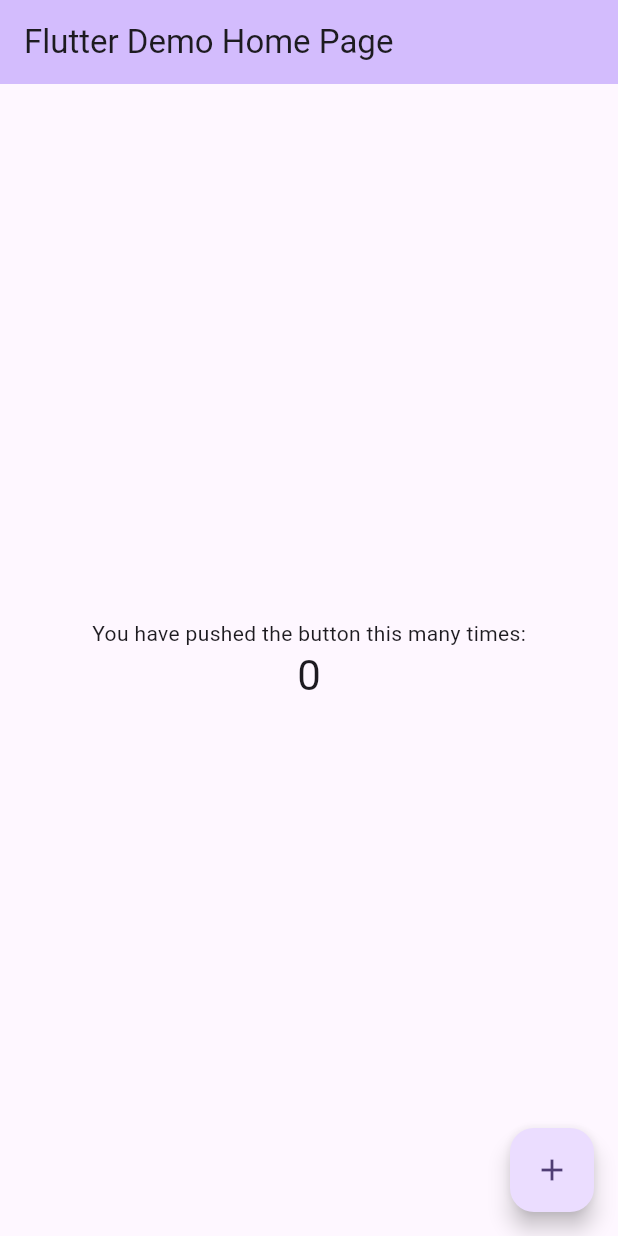
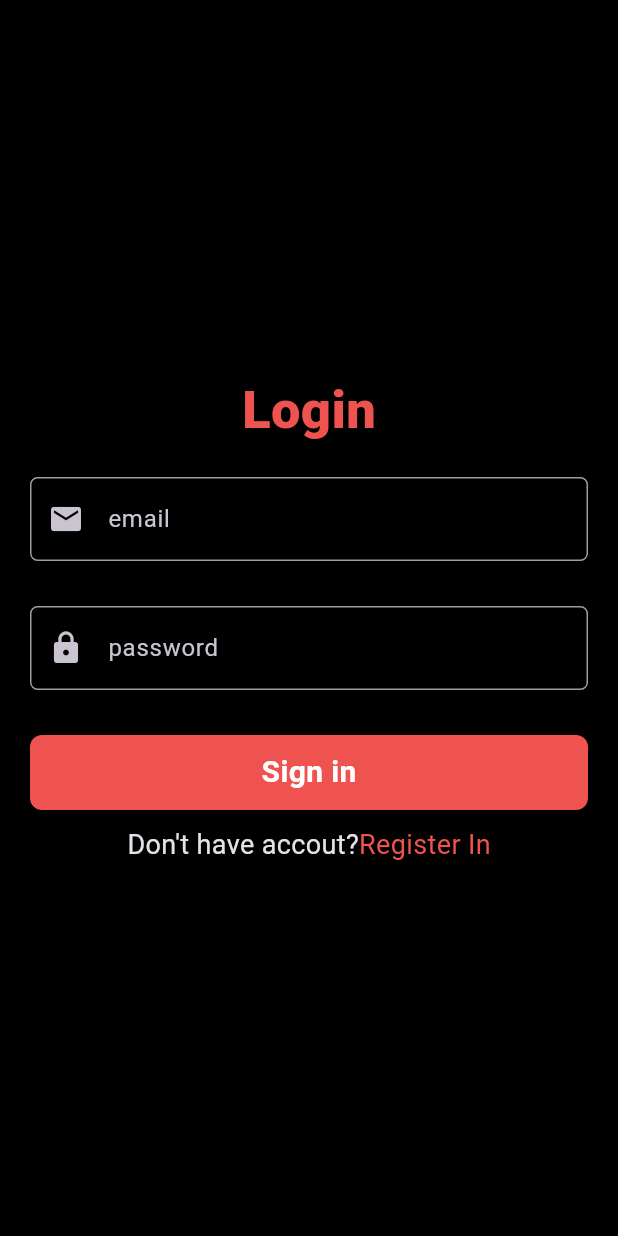
Before and after one commit to WNervous/Tiktok, a Flutter app: the screen it shows after launch, on a phone screen of 412 x 824 dp. Run offline on Flutter 3.47's test engine with Material 3 defaults, Android fonts, the phone set to English and light mode, and no system bars.

Commit message:
登录界面

```diff
--- /dev/null
+++ b/lib/constants.dart
@@ -0,0 +1,5 @@
+import 'package:flutter/material.dart';
+
+const backgroundColor = Colors.black;
+var buttonColor = Colors.red[400];
+const borderColor = Colors.grey;
--- a/lib/main.dart
+++ b/lib/main.dart
@@ -1,4 +1,6 @@
 import 'package:flutter/material.dart';
+import 'package:tiktok/constants.dart';
+import 'package:tiktok/view/screen/login_screen.dart';
 
 void main() {
   runApp(const MyApp());
@@ -7,119 +9,15 @@ void main() {
 class MyApp extends StatelessWidget {
   const MyApp({super.key});
 
-  // This widget is the root of your application.
   @override
   Widget build(BuildContext context) {
     return MaterialApp(
-      title: 'Flutter Demo',
-      theme: ThemeData(
-        // This is the theme of your application.
-        //
-        // TRY THIS: Try running your application with "flutter run". You'll see
-        // the application has a purple toolbar. Then, without quitting the app,
-        // try changing the seedColor in the colorScheme below to Colors.green
-        // and then invoke "hot reload" (save your changes or press the "hot
-        // reload" button in a Flutter-supported IDE, or press "r" if you used
-        // the command line to start the app).
-        //
-        // Notice that the counter didn't reset back to zero; the application
-        // state is not lost during the reload. To reset the state, use hot
-        // restart instead.
-        //
-        // This works for code too, not just values: Most code changes can be
-        // tested with just a hot reload.
-        colorScheme: ColorScheme.fromSeed(seedColor: Colors.deepPurple),
-        useMaterial3: true,
+      title: 'Tiktok Clone',
+      debugShowCheckedModeBanner: false,
+      theme: ThemeData.dark().copyWith(
+        scaffoldBackgroundColor: backgroundColor,
       ),
-      home: const MyHomePage(title: 'Flutter Demo Home Page'),
+      home: LoginScreen(),
     );
   }
 }
-
-class MyHomePage extends StatefulWidget {
-  const MyHomePage({super.key, required this.title});
-
-  // This widget is the home page of your application. It is stateful, meaning
-  // that it has a State object (defined below) that contains fields that affect
-  // how it looks.
-
-  // This class is the configuration for the state. It holds the values (in this
-  // case the title) provided by the parent (in this case the App widget) and
-  // used by the build method of the State. Fields in a Widget subclass are
-  // always marked "final".
-
-  final String title;
-
-  @override
-  State<MyHomePage> createState() => _MyHomePageState();
-}
-
-class _MyHomePageState extends State<MyHomePage> {
-  int _counter = 0;
-
-  void _incrementCounter() {
-    setState(() {
-      // This call to setState tells the Flutter framework that something has
-      // changed in this State, which causes it to rerun the build method below
-      // so that the display can reflect the updated values. If we changed
-      // _counter without calling setState(), then the build method would not be
-      // called again, and so nothing would appear to happen.
-      _counter++;
-    });
-  }
-
-  @override
-  Widget build(BuildContext context) {
-    // This method is rerun every time setState is called, for instance as done
-    // by the _incrementCounter method above.
-    //
-    // The Flutter framework has been optimized to make rerunning build methods
-    // fast, so that you can just rebuild anything that needs updating rather
-    // than having to individually change instances of widgets.
-    return Scaffold(
-      appBar: AppBar(
-        // TRY THIS: Try changing the color here to a specific color (to
-        // Colors.amber, perhaps?) and trigger a hot reload to see the AppBar
-        // change color while the other colors stay the same.
-        backgroundColor: Theme.of(context).colorScheme.inversePrimary,
-        // Here we take the value from the MyHomePage object that was created by
-        // the App.build method, and use it to set our appbar title.
-        title: Text(widget.title),
-      ),
-      body: Center(
-        // Center is a layout widget. It takes a single child and positions it
-        // in the middle of the parent.
-        child: Column(
-          // Column is also a layout widget. It takes a list of children and
-          // arranges them vertically. By default, it sizes itself to fit its
-          // children horizontally, and tries to be as tall as its parent.
-          //
-          // Column has various properties to control how it sizes itself and
-          // how it positions its children. Here we use mainAxisAlignment to
-          // center the children vertically; the main axis here is the vertical
-          // axis because Columns are vertical (the cross axis would be
-          // horizontal).
-          //
-          // TRY THIS: Invoke "debug painting" (choose the "Toggle Debug Paint"
-          // action in the IDE, or press "p" in the console), to see the
-          // wireframe for each widget.
-          mainAxisAlignment: MainAxisAlignment.center,
-          children: <Widget>[
-            const Text(
-              'You have pushed the button this many times:',
-            ),
-            Text(
-              '$_counter',
-              style: Theme.of(context).textTheme.headlineMedium,
-            ),
-          ],
-        ),
-      ),
-      floatingActionButton: FloatingActionButton(
-        onPressed: _incrementCounter,
-        tooltip: 'Increment',
-        child: const Icon(Icons.add),
-      ), // This trailing comma makes auto-formatting nicer for build methods.
-    );
-  }
-}
--- /dev/null
+++ b/lib/view/screen/login_screen.dart
@@ -0,0 +1,87 @@
+import 'package:flutter/material.dart';
+import 'package:tiktok/constants.dart';
+import 'package:tiktok/view/widget/textfiled_widget.dart';
+
+class LoginScreen extends StatelessWidget {
+  LoginScreen({super.key});
+
+  TextEditingController _emailController = TextEditingController();
+  TextEditingController _passwordController = TextEditingController();
+
+  @override
+  Widget build(BuildContext context) {
+    return Scaffold(
+        body: Center(
+            child: Column(
+      mainAxisAlignment: MainAxisAlignment.center,
+      children: [
+        Text(
+          "Login",
+          style: TextStyle(
+              color: buttonColor, fontSize: 35, fontWeight: FontWeight.w800),
+        ),
+        const SizedBox(height: 20),
+        Container(
+          width: MediaQuery.of(context).size.width,
+          margin: const EdgeInsets.symmetric(horizontal: 20),
+          child: TextInputFiled(
+              controller: _emailController,
+              labelText: "email",
+              iconData: Icons.email),
+        ),
+        const SizedBox(height: 30),
+        Container(
+          width: MediaQuery.of(context).size.width,
+          margin: const EdgeInsets.symmetric(horizontal: 20),
+          child: TextInputFiled(
+              controller: _passwordController,
+              labelText: "password",
+              iconData: Icons.lock),
+        ),
+        const SizedBox(height: 30),
+        InkWell(
+          onTap: () {
+            print("sign in");
+          },
+          child: Container(
+            alignment: Alignment.center,
+            width: MediaQuery.of(context).size.width,
+            height: 50,
+            margin: const EdgeInsets.symmetric(horizontal: 20),
+            decoration: BoxDecoration(
+                color: buttonColor, borderRadius: BorderRadius.circular(8)),
+            child: const Text(
+              "Sign in",
+              style: TextStyle(
+                  color: Colors.white,
+                  fontWeight: FontWeight.w700,
+                  fontSize: 20),
+            ),
+          ),
+        ),
+        const SizedBox(height: 10),
+        Row(
+          mainAxisAlignment: MainAxisAlignment.center,
+          children: [
+            const Text(
+              "Don't have accout?",
+              style: TextStyle(fontSize: 18),
+            ),
+            InkWell(
+              onTap: () {
+                print("register");
+              },
+              child: Text(
+                "Register In",
+                style: TextStyle(
+                    color: buttonColor,
+                    fontSize: 18,
+                    fontWeight: FontWeight.w400),
+              ),
+            )
+          ],
+        )
+      ],
+    )));
+  }
+}
--- /dev/null
+++ b/lib/view/widget/textfiled_widget.dart
@@ -0,0 +1,29 @@
+import 'package:flutter/material.dart';
+import 'package:tiktok/constants.dart';
+
+class TextInputFiled extends StatelessWidget {
+  final TextEditingController controller;
+  final String labelText;
+  final IconData iconData;
+
+  TextInputFiled(
+      {super.key,
+      required this.controller,
+      required this.labelText,
+      required this.iconData});
+
+  @override
+  Widget build(BuildContext context) {
+    return TextField(
+        controller: controller,
+        decoration: InputDecoration(
+            enabledBorder: OutlineInputBorder(
+                borderRadius: BorderRadius.circular(5),
+                borderSide: const BorderSide(color: borderColor)),
+            label: Text(labelText),
+            prefixIcon: Icon(iconData),
+            focusedBorder: OutlineInputBorder(
+                borderRadius: BorderRadius.circular(5),
+                borderSide: const BorderSide(color: borderColor))));
+  }
+}
```
